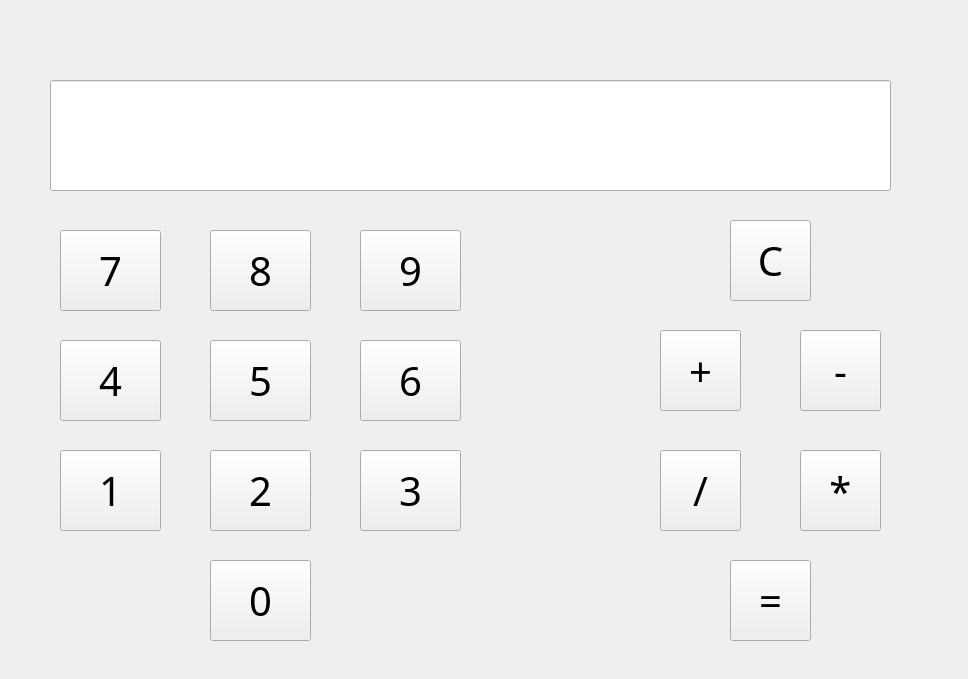
Old version of the form calculator.ui in the repository Pogorela/pet_projects.
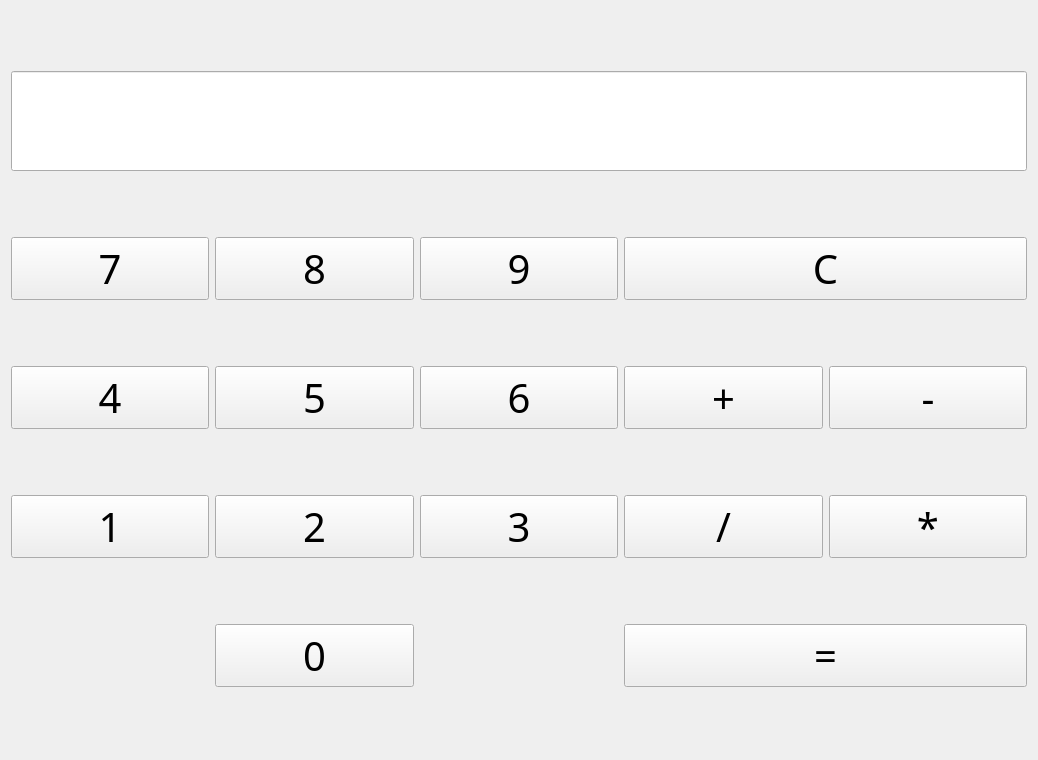
New version of the form.

```diff
--- a/calculator.ui
+++ b/calculator.ui
@@ -6,8 +6,8 @@
    <rect>
     <x>0</x>
     <y>0</y>
-    <width>968</width>
-    <height>679</height>
+    <width>1038</width>
+    <height>760</height>
    </rect>
   </property>
   <property name="font">
@@ -18,14 +18,14 @@
   <property name="windowTitle">
    <string>Form</string>
   </property>
+  <layout class="QGridLayout" name="gridLayout">
+   <item row="0" column="0" colspan="5">
   <widget class="QLineEdit" name="InputOutputString">
-   <property name="geometry">
-    <rect>
-     <x>50</x>
-     <y>80</y>
-     <width>841</width>
-     <height>111</height>
-    </rect>
+     <property name="minimumSize">
+      <size>
+       <width>0</width>
+       <height>100</height>
+      </size>
    </property>
    <property name="font">
     <font>
@@ -37,15 +37,9 @@
     <set>Qt::AlignmentFlag::AlignRight|Qt::AlignmentFlag::AlignTrailing|Qt::AlignmentFlag::AlignVCenter</set>
    </property>
   </widget>
+   </item>
+   <item row="1" column="0">
   <widget class="QPushButton" name="SevenButton">
-   <property name="geometry">
-    <rect>
-     <x>60</x>
-     <y>230</y>
-     <width>101</width>
-     <height>81</height>
-    </rect>
-   </property>
    <property name="font">
     <font>
      <family>Gotham</family>
@@ -56,15 +50,9 @@
     <string>7</string>
    </property>
   </widget>
+   </item>
+   <item row="1" column="1">
   <widget class="QPushButton" name="EightButton">
-   <property name="geometry">
-    <rect>
-     <x>210</x>
-     <y>230</y>
-     <width>101</width>
-     <height>81</height>
-    </rect>
-   </property>
    <property name="font">
     <font>
      <family>Gotham</family>
@@ -75,15 +63,9 @@
     <string>8</string>
    </property>
   </widget>
+   </item>
+   <item row="1" column="2">
   <widget class="QPushButton" name="NineButton">
-   <property name="geometry">
-    <rect>
-     <x>360</x>
-     <y>230</y>
-     <width>101</width>
-     <height>81</height>
-    </rect>
-   </property>
    <property name="font">
     <font>
      <family>Gotham</family>
@@ -94,15 +76,22 @@
     <string>9</string>
    </property>
   </widget>
+   </item>
+   <item row="1" column="3" colspan="2">
+    <widget class="QPushButton" name="clearButton">
+     <property name="font">
+      <font>
+       <family>Gotham</family>
+       <pointsize>30</pointsize>
+      </font>
+     </property>
+     <property name="text">
+      <string>C</string>
+     </property>
+    </widget>
+   </item>
+   <item row="2" column="0">
   <widget class="QPushButton" name="FourButton">
-   <property name="geometry">
-    <rect>
-     <x>60</x>
-     <y>340</y>
-     <width>101</width>
-     <height>81</height>
-    </rect>
-   </property>
    <property name="font">
     <font>
      <family>Gotham</family>
@@ -113,15 +102,9 @@
     <string>4</string>
    </property>
   </widget>
+   </item>
+   <item row="2" column="1">
   <widget class="QPushButton" name="FiveButton">
-   <property name="geometry">
-    <rect>
-     <x>210</x>
-     <y>340</y>
-     <width>101</width>
-     <height>81</height>
-    </rect>
-   </property>
    <property name="font">
     <font>
      <family>Gotham</family>
@@ -132,15 +115,9 @@
     <string>5</string>
    </property>
   </widget>
+   </item>
+   <item row="2" column="2">
   <widget class="QPushButton" name="SixButton">
-   <property name="geometry">
-    <rect>
-     <x>360</x>
-     <y>340</y>
-     <width>101</width>
-     <height>81</height>
-    </rect>
-   </property>
    <property name="font">
     <font>
      <family>Gotham</family>
@@ -151,15 +128,35 @@
     <string>6</string>
    </property>
   </widget>
+   </item>
+   <item row="2" column="3">
+    <widget class="QPushButton" name="PlusButton">
+     <property name="font">
+      <font>
+       <family>Gotham</family>
+       <pointsize>30</pointsize>
+      </font>
+     </property>
+     <property name="text">
+      <string>+</string>
+     </property>
+    </widget>
+   </item>
+   <item row="2" column="4">
+    <widget class="QPushButton" name="MinusButton">
+     <property name="font">
+      <font>
+       <family>Gotham</family>
+       <pointsize>30</pointsize>
+      </font>
+     </property>
+     <property name="text">
+      <string>-</string>
+     </property>
+    </widget>
+   </item>
+   <item row="3" column="0">
   <widget class="QPushButton" name="OneButton">
-   <property name="geometry">
-    <rect>
-     <x>60</x>
-     <y>450</y>
-     <width>101</width>
-     <height>81</height>
-    </rect>
-   </property>
    <property name="font">
     <font>
      <family>Gotham</family>
@@ -170,15 +167,9 @@
     <string>1</string>
    </property>
   </widget>
+   </item>
+   <item row="3" column="1">
   <widget class="QPushButton" name="TwoButton">
-   <property name="geometry">
-    <rect>
-     <x>210</x>
-     <y>450</y>
-     <width>101</width>
-     <height>81</height>
-    </rect>
-   </property>
    <property name="font">
     <font>
      <family>Gotham</family>
@@ -189,15 +180,9 @@
     <string>2</string>
    </property>
   </widget>
+   </item>
+   <item row="3" column="2">
   <widget class="QPushButton" name="ThreeButton">
-   <property name="geometry">
-    <rect>
-     <x>360</x>
-     <y>450</y>
-     <width>101</width>
-     <height>81</height>
-    </rect>
-   </property>
    <property name="font">
     <font>
      <family>Gotham</family>
@@ -208,53 +193,9 @@
     <string>3</string>
    </property>
   </widget>
-  <widget class="QPushButton" name="NullButton">
-   <property name="geometry">
-    <rect>
-     <x>210</x>
-     <y>560</y>
-     <width>101</width>
-     <height>81</height>
-    </rect>
-   </property>
-   <property name="font">
-    <font>
-     <family>Gotham</family>
-     <pointsize>30</pointsize>
-    </font>
-   </property>
-   <property name="text">
-    <string>0</string>
-   </property>
-  </widget>
-  <widget class="QPushButton" name="PlusButton">
-   <property name="geometry">
-    <rect>
-     <x>660</x>
-     <y>330</y>
-     <width>81</width>
-     <height>81</height>
-    </rect>
-   </property>
-   <property name="font">
-    <font>
-     <family>Gotham</family>
-     <pointsize>30</pointsize>
-    </font>
-   </property>
-   <property name="text">
-    <string>+</string>
-   </property>
-  </widget>
+   </item>
+   <item row="3" column="3">
   <widget class="QPushButton" name="DivisionButton">
-   <property name="geometry">
-    <rect>
-     <x>660</x>
-     <y>450</y>
-     <width>81</width>
-     <height>81</height>
-    </rect>
-   </property>
    <property name="font">
     <font>
      <family>Gotham</family>
@@ -265,34 +206,9 @@
     <string>/</string>
    </property>
   </widget>
-  <widget class="QPushButton" name="MinusButton">
-   <property name="geometry">
-    <rect>
-     <x>800</x>
-     <y>330</y>
-     <width>81</width>
-     <height>81</height>
-    </rect>
-   </property>
-   <property name="font">
-    <font>
-     <family>Gotham</family>
-     <pointsize>30</pointsize>
-    </font>
-   </property>
-   <property name="text">
-    <string>-</string>
-   </property>
-  </widget>
+   </item>
+   <item row="3" column="4">
   <widget class="QPushButton" name="MultiplicatorButton">
-   <property name="geometry">
-    <rect>
-     <x>800</x>
-     <y>450</y>
-     <width>81</width>
-     <height>81</height>
-    </rect>
-   </property>
    <property name="font">
     <font>
      <family>Gotham</family>
@@ -303,15 +219,22 @@
     <string>*</string>
    </property>
   </widget>
+   </item>
+   <item row="4" column="1">
+    <widget class="QPushButton" name="NullButton">
+     <property name="font">
+      <font>
+       <family>Gotham</family>
+       <pointsize>30</pointsize>
+      </font>
+     </property>
+     <property name="text">
+      <string>0</string>
+     </property>
+    </widget>
+   </item>
+   <item row="4" column="3" colspan="2">
   <widget class="QPushButton" name="EqualityButton">
-   <property name="geometry">
-    <rect>
-     <x>730</x>
-     <y>560</y>
-     <width>81</width>
-     <height>81</height>
-    </rect>
-   </property>
    <property name="font">
     <font>
      <family>Gotham</family>
@@ -322,25 +245,8 @@
     <string>=</string>
    </property>
   </widget>
-  <widget class="QPushButton" name="clearButton">
-   <property name="geometry">
-    <rect>
-     <x>730</x>
-     <y>220</y>
-     <width>81</width>
-     <height>81</height>
-    </rect>
-   </property>
-   <property name="font">
-    <font>
-     <family>Gotham</family>
-     <pointsize>30</pointsize>
-    </font>
-   </property>
-   <property name="text">
-    <string>C</string>
-   </property>
-  </widget>
+   </item>
+  </layout>
  </widget>
  <resources/>
  <connections/>
```
Lines whose indentation alone changed are shown as unchanged.
